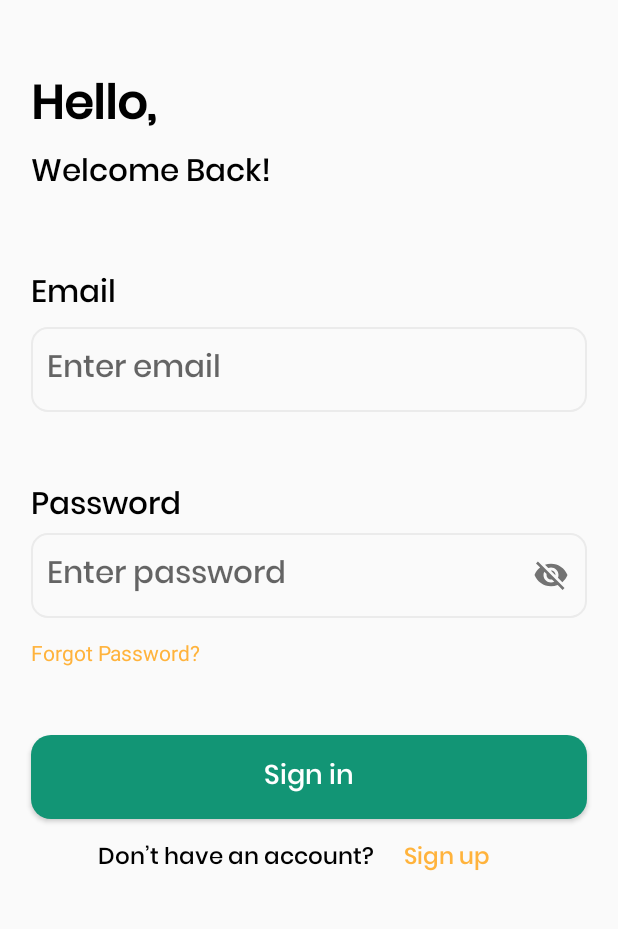
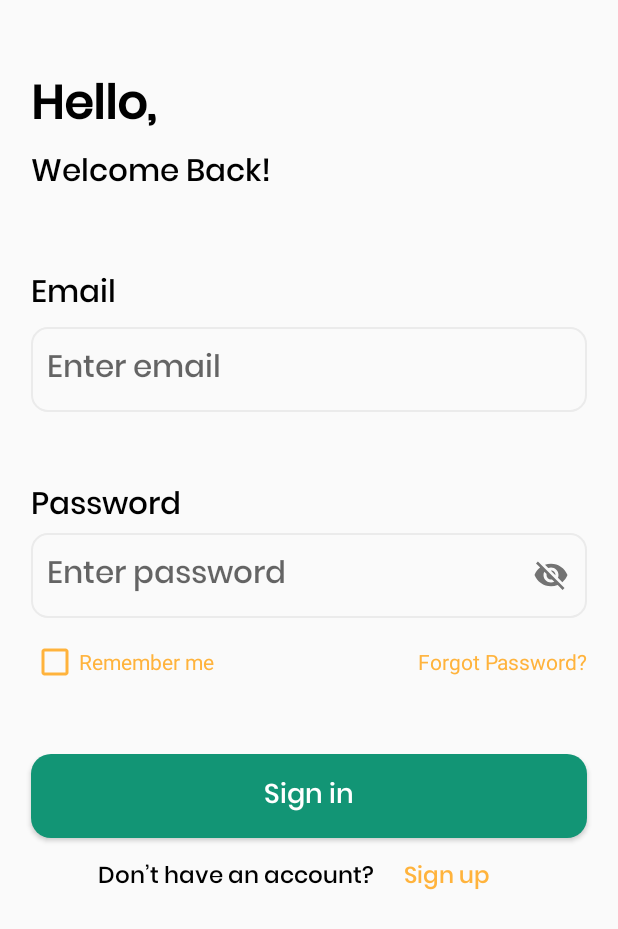
Before and after one commit to CallmeDunno/FoodRecipe, an Android app: the screen it shows after launch (FoodRecipeActivity), after a tap on "Start Cooking", on a phone screen of 412 x 824 dp. Shown: the top 929 px of the screen. Run offline under Robolectric (Android 15) with nearby library versions, the phone set to English and light mode, and no system bars; our stand-ins replace Dagger/Hilt's generated code, data binding, navigation-ui, sdp/ssp sizes.

Commit message:
update Sign In UI. Done Sign In and Splash features

```diff
--- a/app/build.gradle
+++ b/app/build.gradle
@@ -83,8 +83,6 @@ dependencies {
     //Hilt
     implementation("com.google.dagger:hilt-android:2.44")
     kapt("com.google.dagger:hilt-android-compiler:2.44")
-    //Gson
-    implementation 'com.google.code.gson:gson:2.10.1'
 }
 kapt {
     correctErrorTypes = true
--- a/app/src/main/java/com/example/btl_cnpm/FoodRecipeApplication.kt
+++ b/app/src/main/java/com/example/btl_cnpm/FoodRecipeApplication.kt
@@ -5,4 +5,7 @@ import dagger.hilt.android.HiltAndroidApp
 
 @HiltAndroidApp
 class FoodRecipeApplication : Application() {
+    override fun onCreate() {
+        super.onCreate()
+    }
 }
--- a/app/src/main/java/com/example/btl_cnpm/di/FirebaseModule.kt
+++ b/app/src/main/java/com/example/btl_cnpm/di/FirebaseModule.kt
@@ -1,7 +1,9 @@
 package com.example.btl_cnpm.di
 
 import com.google.firebase.auth.FirebaseAuth
+import com.google.firebase.auth.ktx.auth
 import com.google.firebase.firestore.FirebaseFirestore
+import com.google.firebase.ktx.Firebase
 import com.google.firebase.storage.FirebaseStorage
 import dagger.Module
 import dagger.Provides
@@ -13,9 +15,10 @@ import javax.inject.Singleton
 @Module
 class FirebaseModule {
 
+
     @Provides
     @Singleton
-    fun provideFirebaseAuth() = FirebaseAuth.getInstance()
+    fun provideFirebaseAuth(): FirebaseAuth = Firebase.auth
 
     @Provides
     @Singleton
--- a/app/src/main/java/com/example/btl_cnpm/ui/splash/SplashFragment.kt
+++ b/app/src/main/java/com/example/btl_cnpm/ui/splash/SplashFragment.kt
@@ -1,10 +1,10 @@
 package com.example.btl_cnpm.ui.splash
 
-import android.content.SharedPreferences
 import androidx.navigation.findNavController
 import com.example.btl_cnpm.R
 import com.example.btl_cnpm.base.BaseFragment
 import com.example.btl_cnpm.databinding.FoodRecipeFragmentSplashBinding
+import com.example.btl_cnpm.utils.SharedPreferencesManager
 import dagger.hilt.android.AndroidEntryPoint
 import javax.inject.Inject
 
@@ -12,15 +12,18 @@ import javax.inject.Inject
 class SplashFragment : BaseFragment<FoodRecipeFragmentSplashBinding>() {
     override val layoutId = R.layout.food_recipe_fragment_splash
 
-    @Inject lateinit var sharedPre: SharedPreferences
+    @Inject
+    lateinit var sharedPre: SharedPreferencesManager
 
     override fun initAction() {
         super.initAction()
         binding.btnStartSplash.setOnClickListener {
-            //TODO("CHECK DATABASE LOCAL")
-//            requireView().findNavController().popBackStack(R.id.login_navigation, true)
-            requireView().findNavController().navigate(R.id.signInFragment)
-//            requireView().findNavController().navigate(R.id.home_navigation)
+            if (sharedPre.getString("idUser").isNullOrEmpty()) {
+                requireView().findNavController().navigate(R.id.signInFragment)
+            } else {
+                requireView().findNavController().popBackStack(R.id.login_navigation, true)
+                requireView().findNavController().navigate(R.id.home_navigation)
+            }
         }
     }
 }
--- /dev/null
+++ b/app/src/main/java/com/example/btl_cnpm/utils/UIState.kt
@@ -0,0 +1,6 @@
+package com.example.btl_cnpm.utils
+
+sealed class UIState<T> {
+    data class Success<T>(val data: T) : UIState<T>()
+    data class Failure<T>(val message: String?) : UIState<T>()
+}
--- a/app/src/main/res/layout/food_recipe_fragment_signin.xml
+++ b/app/src/main/res/layout/food_recipe_fragment_signin.xml
@@ -53,6 +53,7 @@
             android:id="@+id/edtEmailSignIn"
             android:layout_width="match_parent"
             android:layout_height="wrap_content"
+            android:inputType="textEmailAddress"
             android:layout_marginHorizontal="@dimen/_16sdp"
             android:layout_marginTop="@dimen/_3sdp"
             android:background="@drawable/bg_white_stroke_1"
@@ -61,7 +62,6 @@
             android:padding="@dimen/_8sdp"
             android:textColor="@color/black"
             android:textSize="@dimen/_16ssp"
-            app:layout_constraintStart_toStartOf="parent"
             app:layout_constraintTop_toBottomOf="@id/tvEmailSignIn" />
 
         <TextView
@@ -83,7 +83,6 @@
             android:layout_height="wrap_content"
             android:layout_marginHorizontal="@dimen/_16sdp"
             app:hintEnabled="false"
-            app:layout_constraintStart_toStartOf="parent"
             app:layout_constraintTop_toBottomOf="@id/tvPasswordSignIn"
             app:passwordToggleEnabled="true">
 
@@ -101,16 +100,36 @@
 
         </com.google.android.material.textfield.TextInputLayout>
 
-        <TextView
-            android:id="@+id/tvForgetPasswordSignIn"
+
+        <androidx.appcompat.widget.LinearLayoutCompat
+            android:id="@+id/layoutSupportSignIn"
             android:layout_width="match_parent"
             android:layout_height="wrap_content"
-            android:layout_marginStart="@dimen/_16sdp"
+            android:layout_marginHorizontal="@dimen/_16sdp"
             android:layout_marginTop="@dimen/_10sdp"
-            android:text="Forgot Password?"
-            android:textColor="@color/orange_yellow"
-            app:layout_constraintStart_toStartOf="parent"
-            app:layout_constraintTop_toBottomOf="@id/layoutPassword" />
+            android:orientation="horizontal"
+            android:weightSum="2"
+            app:layout_constraintTop_toBottomOf="@id/layoutPassword">
+
+            <CheckBox
+                android:id="@+id/cbRememberMeSignIn"
+                android:layout_width="0dp"
+                android:layout_height="wrap_content"
+                android:layout_weight="1"
+                android:buttonTint="@color/orange_yellow"
+                android:text="Remember me"
+                android:textColor="@color/orange_yellow" />
+
+            <TextView
+                android:id="@+id/tvForgetPasswordSignIn"
+                android:layout_width="0dp"
+                android:layout_height="wrap_content"
+                android:layout_weight="1"
+                android:text="Forgot Password?"
+                android:textAlignment="textEnd"
+                android:textColor="@color/orange_yellow" />
+
+        </androidx.appcompat.widget.LinearLayoutCompat>
 
         <androidx.appcompat.widget.AppCompatButton
             android:id="@+id/btnSignIn"
@@ -125,7 +144,7 @@
             android:textColor="@color/white"
             android:textSize="@dimen/_14ssp"
             app:layout_constraintStart_toStartOf="parent"
-            app:layout_constraintTop_toBottomOf="@id/tvForgetPasswordSignIn" />
+            app:layout_constraintTop_toBottomOf="@id/layoutSupportSignIn" />
 
         <LinearLayout
             android:layout_width="match_parent"
--- a/app/src/main/res/values/colors.xml
+++ b/app/src/main/res/values/colors.xml
@@ -9,7 +9,7 @@
     <color name="white">#FFFFFFFF</color>
     <color name="veronese_green">#129575</color>
     <color name="orange_yellow">#ffb33c</color>
-
+    <color name="coral_red">#f44336</color>
     <color name="transparent">#00FFFFFF</color>
     <color name="peach">#ffe1b3</color>
     <color name="background_null">#ebebeb</color>
--- a/build.gradle
+++ b/build.gradle
@@ -1,6 +1,7 @@
 buildscript {
     dependencies {
-        classpath 'com.google.gms:google-services:4.4.0'
+        // lỗi ở đây
+        classpath 'com.google.gms:google-services:4.3.13'
         classpath "androidx.navigation:navigation-safe-args-gradle-plugin:2.5.3"
     }
 }// Top-level build file where you can add configuration options common to all sub-projects/modules.
```
Also changed, not shown: app/src/main/java/com/example/btl_cnpm/data/repository/LoginRepository.kt (+7 -0 lines), app/src/main/java/com/example/btl_cnpm/ui/sign_in/SignInFragment.kt (+60 -3 lines), app/src/main/java/com/example/btl_cnpm/ui/sign_in/SignInViewModel.kt (+16 -0 lines), app/src/main/res/drawable/bg_btn_red_corner_16.xml (added, +9 -0 lines), app/src/main/res/drawable/ic_error.xml (added, +15 -0 lines), app/src/main/res/layout/food_recipe_dialog_sign_in_failure.xml (added, +66 -0 lines).
